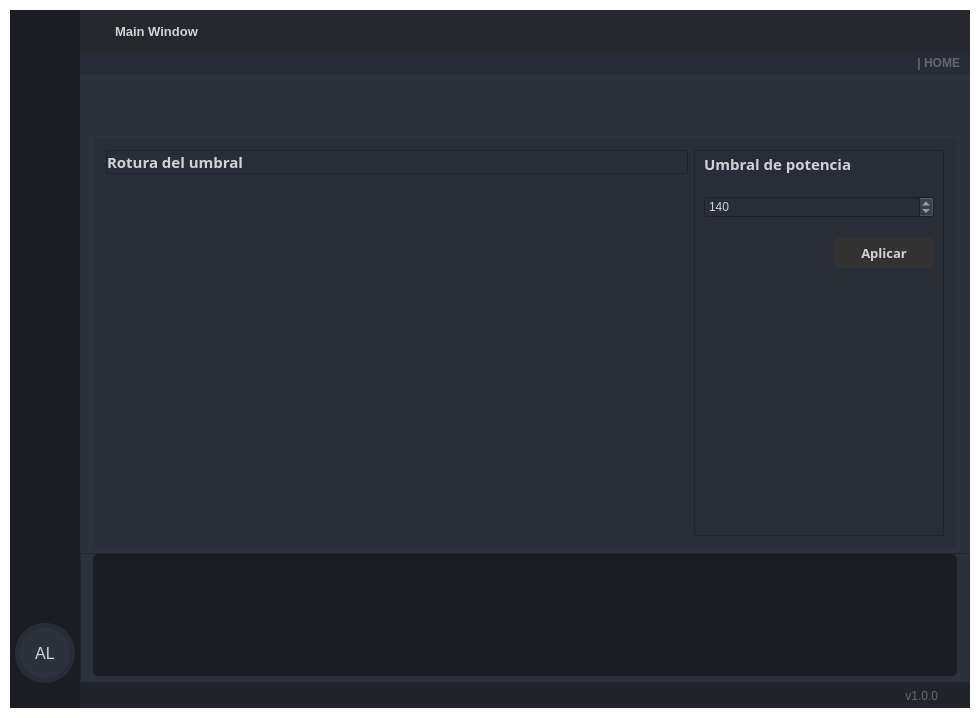
Old version of the form visuals/GUI_BASE.ui in the repository dariolggomez/HEATS-BOARD.
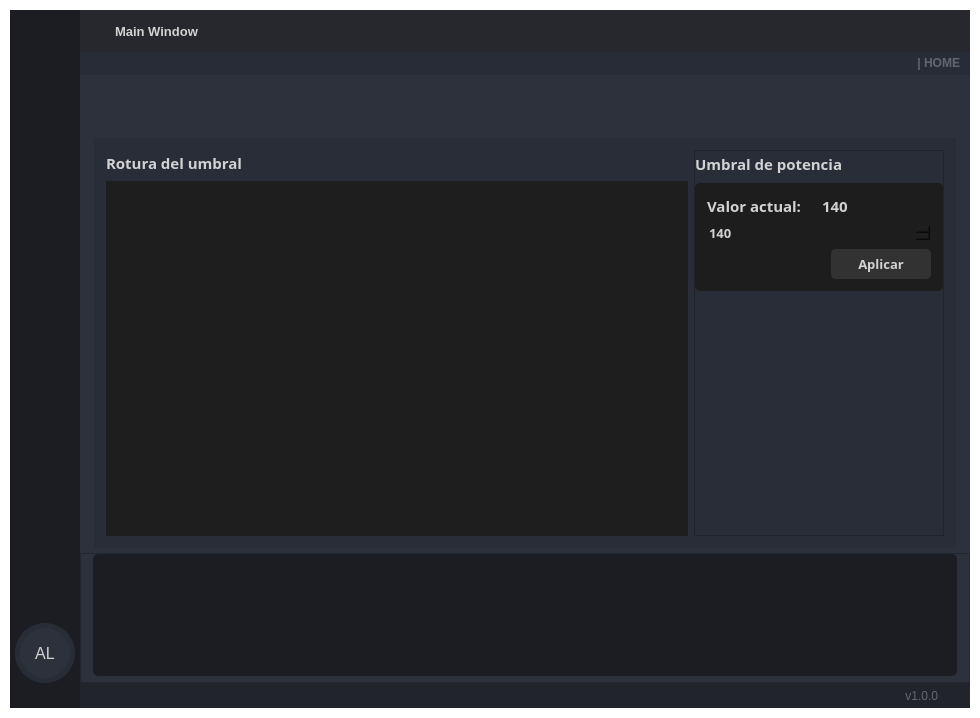
New version of the form. Icons and pictures are not drawn.

Commit message: updated threshold interface

The edit to the form file:
```diff
--- a/visuals/GUI_BASE.ui
+++ b/visuals/GUI_BASE.ui
@@ -3842,18 +3842,15 @@
                               <property name="bottomMargin">
                                <number>0</number>
                               </property>
-                              <item alignment="Qt::AlignTop">
+                              <item>
                                <widget class="QFrame" name="frame_threshold_table">
                                 <property name="frameShape">
-                                 <enum>QFrame::StyledPanel</enum>
+                                 <enum>QFrame::NoFrame</enum>
                                 </property>
                                 <property name="frameShadow">
                                  <enum>QFrame::Raised</enum>
                                 </property>
-                                <layout class="QVBoxLayout" name="threshold_table_layout">
-                                 <property name="spacing">
-                                  <number>20</number>
-                                 </property>
+                                <layout class="QVBoxLayout" name="verticalLayout_41">
                                  <property name="leftMargin">
                                   <number>0</number>
                                  </property>
@@ -3866,7 +3863,7 @@
                                  <property name="bottomMargin">
                                   <number>0</number>
                                  </property>
-                                 <item alignment="Qt::AlignTop">
+                                 <item>
                                   <widget class="QLabel" name="threshold_table_label">
                                    <property name="maximumSize">
                                     <size>
@@ -3887,6 +3884,367 @@
                                    </property>
                                   </widget>
                                  </item>
+                                 <item>
+                                  <widget class="QTableWidget" name="threshold_table">
+                                   <property name="enabled">
+                                    <bool>true</bool>
+                                   </property>
+                                   <property name="sizePolicy">
+                                    <sizepolicy hsizetype="Preferred" vsizetype="Preferred">
+                                     <horstretch>0</horstretch>
+                                     <verstretch>0</verstretch>
+                                    </sizepolicy>
+                                   </property>
+                                   <property name="maximumSize">
+                                    <size>
+                                     <width>99999</width>
+                                     <height>1000</height>
+                                    </size>
+                                   </property>
+                                   <property name="palette">
+                                    <palette>
+                                     <active>
+                                      <colorrole role="WindowText">
+                                       <brush brushstyle="SolidPattern">
+                                        <color alpha="255">
+                                         <red>210</red>
+                                         <green>210</green>
+                                         <blue>210</blue>
+                                        </color>
+                                       </brush>
+                                      </colorrole>
+                                      <colorrole role="Button">
+                                       <brush brushstyle="SolidPattern">
+                                        <color alpha="255">
+                                         <red>30</red>
+                                         <green>30</green>
+                                         <blue>30</blue>
+                                        </color>
+                                       </brush>
+                                      </colorrole>
+                                      <colorrole role="Text">
+                                       <brush brushstyle="SolidPattern">
+                                        <color alpha="255">
+                                         <red>210</red>
+                                         <green>210</green>
+                                         <blue>210</blue>
+                                        </color>
+                                       </brush>
+                                      </colorrole>
+                                      <colorrole role="ButtonText">
+                                       <brush brushstyle="SolidPattern">
+                                        <color alpha="255">
+                                         <red>210</red>
+                                         <green>210</green>
+                                         <blue>210</blue>
+                                        </color>
+                                       </brush>
+                                      </colorrole>
+                                      <colorrole role="Base">
+                                       <brush brushstyle="SolidPattern">
+                                        <color alpha="255">
+                                         <red>30</red>
+                                         <green>30</green>
+                                         <blue>30</blue>
+                                        </color>
+                                       </brush>
+                                      </colorrole>
+                                      <colorrole role="Window">
+                                       <brush brushstyle="SolidPattern">
+                                        <color alpha="255">
+                                         <red>30</red>
+                                         <green>30</green>
+                                         <blue>30</blue>
+                                        </color>
+                                       </brush>
+                                      </colorrole>
+                                      <colorrole role="PlaceholderText">
+                                       <brush brushstyle="NoBrush">
+                                        <color alpha="128">
+                                         <red>210</red>
+                                         <green>210</green>
+                                         <blue>210</blue>
+                                        </color>
+                                       </brush>
+                                      </colorrole>
+                                     </active>
+                                     <inactive>
+                                      <colorrole role="WindowText">
+                                       <brush brushstyle="SolidPattern">
+                                        <color alpha="255">
+                                         <red>210</red>
+                                         <green>210</green>
+                                         <blue>210</blue>
+                                        </color>
+                                       </brush>
+                                      </colorrole>
+                                      <colorrole role="Button">
+                                       <brush brushstyle="SolidPattern">
+                                        <color alpha="255">
+                                         <red>30</red>
+                                         <green>30</green>
+                                         <blue>30</blue>
+                                        </color>
+                                       </brush>
+                                      </colorrole>
+                                      <colorrole role="Text">
+                                       <brush brushstyle="SolidPattern">
+                                        <color alpha="255">
+                                         <red>210</red>
+                                         <green>210</green>
+                                         <blue>210</blue>
+                                        </color>
+                                       </brush>
+                                      </colorrole>
+                                      <colorrole role="ButtonText">
+                                       <brush brushstyle="SolidPattern">
+                                        <color alpha="255">
+                                         <red>210</red>
+                                         <green>210</green>
+                                         <blue>210</blue>
+                                        </color>
+                                       </brush>
+                                      </colorrole>
+                                      <colorrole role="Base">
+                                       <brush brushstyle="SolidPattern">
+                                        <color alpha="255">
+                                         <red>30</red>
+                                         <green>30</green>
+                                         <blue>30</blue>
+                                        </color>
+                                       </brush>
+                                      </colorrole>
+                                      <colorrole role="Window">
+                                       <brush brushstyle="SolidPattern">
+                                        <color alpha="255">
+                                         <red>30</red>
+                                         <green>30</green>
+                                         <blue>30</blue>
+                                        </color>
+                                       </brush>
+                                      </colorrole>
+                                      <colorrole role="PlaceholderText">
+                                       <brush brushstyle="NoBrush">
+                                        <color alpha="128">
+                                         <red>210</red>
+                                         <green>210</green>
+                                         <blue>210</blue>
+                                        </color>
+                                       </brush>
+                                      </colorrole>
+                                     </inactive>
+                                     <disabled>
+                                      <colorrole role="WindowText">
+                                       <brush brushstyle="SolidPattern">
+                                        <color alpha="255">
+                                         <red>210</red>
+                                         <green>210</green>
+                                         <blue>210</blue>
+                                        </color>
+                                       </brush>
+                                      </colorrole>
+                                      <colorrole role="Button">
+                                       <brush brushstyle="SolidPattern">
+                                        <color alpha="255">
+                                         <red>30</red>
+                                         <green>30</green>
+                                         <blue>30</blue>
+                                        </color>
+                                       </brush>
+                                      </colorrole>
+                                      <colorrole role="Text">
+                                       <brush brushstyle="SolidPattern">
+                                        <color alpha="255">
+                                         <red>210</red>
+                                         <green>210</green>
+                                         <blue>210</blue>
+                                        </color>
+                                       </brush>
+                                      </colorrole>
+                                      <colorrole role="ButtonText">
+                                       <brush brushstyle="SolidPattern">
+                                        <color alpha="255">
+                                         <red>210</red>
+                                         <green>210</green>
+                                         <blue>210</blue>
+                                        </color>
+                                       </brush>
+                                      </colorrole>
+                                      <colorrole role="Base">
+                                       <brush brushstyle="SolidPattern">
+                                        <color alpha="255">
+                                         <red>30</red>
+                                         <green>30</green>
+                                         <blue>30</blue>
+                                        </color>
+                                       </brush>
+                                      </colorrole>
+                                      <colorrole role="Window">
+                                       <brush brushstyle="SolidPattern">
+                                        <color alpha="255">
+                                         <red>30</red>
+                                         <green>30</green>
+                                         <blue>30</blue>
+                                        </color>
+                                       </brush>
+                                      </colorrole>
+                                      <colorrole role="PlaceholderText">
+                                       <brush brushstyle="NoBrush">
+                                        <color alpha="128">
+                                         <red>210</red>
+                                         <green>210</green>
+                                         <blue>210</blue>
+                                        </color>
+                                       </brush>
+                                      </colorrole>
+                                     </disabled>
+                                    </palette>
+                                   </property>
+                                   <property name="focusPolicy">
+                                    <enum>Qt::NoFocus</enum>
+                                   </property>
+                                   <property name="styleSheet">
+                                    <string notr="true">QTableWidget {	
+	background-color: rgb(30, 30, 30);
+	padding: 10px;
+	border-radius: 0px;
+	gridline-color: rgb(44, 49, 60);
+	/*border-bottom: 1px solid rgb(44, 49, 60);*/
+	border-top-left-radius: 0px;
+	border-top-right-radius: 0px;
+}
+QTableWidget::item{
+	border-color: rgb(44, 49, 60);
+	padding-left: 5px;
+	padding-right: 5px;
+	gridline-color: rgb(44, 49, 60);
+}
+QTableWidget::item:selected{
+	background-color: rgb(50, 50, 51);
+	color: rgb(219, 219, 219);
+}
+QScrollBar:horizontal {
+    border: none;
+    background: rgb(52, 59, 72);
+    height: 14px;
+    margin: 0px 21px 0 21px;
+	border-radius: 0px;
+}
+ QScrollBar:vertical {
+	border: none;
+    background: rgb(52, 59, 72);
+    width: 14px;
+    margin: 21px 0 21px 0;
+	border-radius: 0px;
+ }
+QHeaderView::section{
+	Background-color: rgb(39, 44, 54);
+	max-width: 30px;
+	border: 1px solid rgb(44, 49, 60);
+	border-style: none;
+    border-bottom: 1px solid rgb(44, 49, 60);
+    border-right: 1px solid rgb(44, 49, 60);
+}
+QTableWidget::horizontalHeader {	
+	background-color: rgb(81, 255, 0);
+}
+QHeaderView::section:horizontal
+{
+    border: 1px solid rgb(30,30,30);
+	background-color: rgb(0, 122, 204);
+	padding: 3px;
+	border-top-left-radius: 7px;
+    border-top-right-radius: 7px;
+}
+QHeaderView::section:vertical
+{
+    border: 1px solid rgb(0, 122, 204);
+}
+</string>
+                                   </property>
+                                   <property name="frameShape">
+                                    <enum>QFrame::NoFrame</enum>
+                                   </property>
+                                   <property name="verticalScrollBarPolicy">
+                                    <enum>Qt::ScrollBarAsNeeded</enum>
+                                   </property>
+                                   <property name="horizontalScrollBarPolicy">
+                                    <enum>Qt::ScrollBarAsNeeded</enum>
+                                   </property>
+                                   <property name="sizeAdjustPolicy">
+                                    <enum>QAbstractScrollArea::AdjustToContents</enum>
+                                   </property>
+                                   <property name="autoScroll">
+                                    <bool>true</bool>
+                                   </property>
+                                   <property name="autoScrollMargin">
+                                    <number>16</number>
+                                   </property>
+                                   <property name="editTriggers">
+                                    <set>QAbstractItemView::NoEditTriggers</set>
+                                   </property>
+                                   <property name="alternatingRowColors">
+                                    <bool>false</bool>
+                                   </property>
+                                   <property name="selectionMode">
+                                    <enum>QAbstractItemView::SingleSelection</enum>
+                                   </property>
+                                   <property name="selectionBehavior">
+                                    <enum>QAbstractItemView::SelectRows</enum>
+                                   </property>
+                                   <property name="verticalScrollMode">
+                                    <enum>QAbstractItemView::ScrollPerPixel</enum>
+                                   </property>
+                                   <property name="horizontalScrollMode">
+                                    <enum>QAbstractItemView::ScrollPerPixel</enum>
+                                   </property>
+                                   <property name="showGrid">
+                                    <bool>true</bool>
+                                   </property>
+                                   <property name="gridStyle">
+                                    <enum>Qt::SolidLine</enum>
+                                   </property>
+                                   <property name="sortingEnabled">
+                                    <bool>false</bool>
+                                   </property>
+                                   <property name="wordWrap">
+                                    <bool>true</bool>
+                                   </property>
+                                   <property name="rowCount">
+                                    <number>0</number>
+                                   </property>
+                                   <attribute name="horizontalHeaderVisible">
+                                    <bool>false</bool>
+                                   </attribute>
+                                   <attribute name="horizontalHeaderCascadingSectionResizes">
+                                    <bool>false</bool>
+                                   </attribute>
+                                   <attribute name="horizontalHeaderDefaultSectionSize">
+                                    <number>200</number>
+                                   </attribute>
+                                   <attribute name="horizontalHeaderStretchLastSection">
+                                    <bool>true</bool>
+                                   </attribute>
+                                   <attribute name="verticalHeaderVisible">
+                                    <bool>false</bool>
+                                   </attribute>
+                                   <attribute name="verticalHeaderCascadingSectionResizes">
+                                    <bool>false</bool>
+                                   </attribute>
+                                   <attribute name="verticalHeaderMinimumSectionSize">
+                                    <number>30</number>
+                                   </attribute>
+                                   <attribute name="verticalHeaderDefaultSectionSize">
+                                    <number>30</number>
+                                   </attribute>
+                                   <attribute name="verticalHeaderHighlightSections">
+                                    <bool>false</bool>
+                                   </attribute>
+                                   <attribute name="verticalHeaderStretchLastSection">
+                                    <bool>false</bool>
+                                   </attribute>
+                                  </widget>
+                                 </item>
                                 </layout>
                                </widget>
                               </item>
@@ -3910,13 +4268,22 @@
                                 <property name="frameShadow">
                                  <enum>QFrame::Raised</enum>
                                 </property>
-                                <layout class="QVBoxLayout" name="verticalLayout_40">
+                                <layout class="QVBoxLayout" name="verticalLayout_42">
                                  <property name="spacing">
-                                  <number>20</number>
+                                  <number>7</number>
+                                 </property>
+                                 <property name="leftMargin">
+                                  <number>0</number>
                                  </property>
                                  <property name="topMargin">
                                   <number>0</number>
                                  </property>
+                                 <property name="rightMargin">
+                                  <number>0</number>
+                                 </property>
+                                 <property name="bottomMargin">
+                                  <number>0</number>
+                                 </property>
                                  <item>
                                   <widget class="QLabel" name="threshold_label">
                                    <property name="maximumSize">
@@ -3938,46 +4305,145 @@
                                    </property>
                                   </widget>
                                  </item>
-                                 <item>
-                                  <widget class="QSpinBox" name="spinBox">
-                                   <property name="buttonSymbols">
-                                    <enum>QAbstractSpinBox::UpDownArrows</enum>
-                                   </property>
-                                   <property name="minimum">
-                                    <number>80</number>
-                                   </property>
-                                   <property name="maximum">
-                                    <number>160</number>
-                                   </property>
-                                   <property name="value">
-                                    <number>140</number>
-                                   </property>
-                                  </widget>
-                                 </item>
-                                 <item alignment="Qt::AlignRight|Qt::AlignTop">
-                                  <widget class="QPushButton" name="apply_threshold_btn">
-                                   <property name="minimumSize">
-                                    <size>
-                                     <width>100</width>
-                                     <height>30</height>
-                                    </size>
-                                   </property>
-                                   <property name="maximumSize">
-                                    <size>
-                                     <width>85</width>
-                                     <height>16777215</height>
-                                    </size>
-                                   </property>
-                                   <property name="font">
-                                    <font>
-                                     <family>Segoe UI Semibold</family>
-                                     <pointsize>10</pointsize>
-                                     <weight>75</weight>
-                                     <bold>true</bold>
-                                    </font>
-                                   </property>
+                                 <item alignment="Qt::AlignTop">
+                                  <widget class="QFrame" name="frame_threshold_cof_bg">
                                    <property name="styleSheet">
-                                    <string notr="true">QPushButton {
+                                    <string notr="true">background-color: rgb(29, 29, 29);
+border-radius: 5px;</string>
+                                   </property>
+                                   <property name="frameShape">
+                                    <enum>QFrame::StyledPanel</enum>
+                                   </property>
+                                   <property name="frameShadow">
+                                    <enum>QFrame::Raised</enum>
+                                   </property>
+                                   <layout class="QVBoxLayout" name="verticalLayout_40">
+                                    <property name="leftMargin">
+                                     <number>12</number>
+                                    </property>
+                                    <property name="topMargin">
+                                     <number>12</number>
+                                    </property>
+                                    <property name="rightMargin">
+                                     <number>12</number>
+                                    </property>
+                                    <property name="bottomMargin">
+                                     <number>12</number>
+                                    </property>
+                                    <item>
+                                     <widget class="QFrame" name="frame_threshold_value">
+                                      <property name="frameShape">
+                                       <enum>QFrame::StyledPanel</enum>
+                                      </property>
+                                      <property name="frameShadow">
+                                       <enum>QFrame::Raised</enum>
+                                      </property>
+                                      <layout class="QHBoxLayout" name="horizontalLayout_20">
+                                       <property name="leftMargin">
+                                        <number>0</number>
+                                       </property>
+                                       <property name="topMargin">
+                                        <number>0</number>
+                                       </property>
+                                       <property name="rightMargin">
+                                        <number>0</number>
+                                       </property>
+                                       <property name="bottomMargin">
+                                        <number>0</number>
+                                       </property>
+                                       <item>
+                                        <widget class="QLabel" name="label_threshold_ind">
+                                         <property name="maximumSize">
+                                          <size>
+                                           <width>16777215</width>
+                                           <height>30</height>
+                                          </size>
+                                         </property>
+                                         <property name="font">
+                                          <font>
+                                           <family>Segoe UI Semibold</family>
+                                           <pointsize>11</pointsize>
+                                           <weight>75</weight>
+                                           <bold>true</bold>
+                                          </font>
+                                         </property>
+                                         <property name="text">
+                                          <string>Valor actual:</string>
+                                         </property>
+                                        </widget>
+                                       </item>
+                                       <item>
+                                        <widget class="QLabel" name="threshold_actual_value">
+                                         <property name="maximumSize">
+                                          <size>
+                                           <width>16777215</width>
+                                           <height>30</height>
+                                          </size>
+                                         </property>
+                                         <property name="font">
+                                          <font>
+                                           <family>Segoe UI Semibold</family>
+                                           <pointsize>11</pointsize>
+                                           <weight>75</weight>
+                                           <bold>true</bold>
+                                          </font>
+                                         </property>
+                                         <property name="text">
+                                          <string>140</string>
+                                         </property>
+                                        </widget>
+                                       </item>
+                                      </layout>
+                                     </widget>
+                                    </item>
+                                    <item>
+                                     <widget class="QSpinBox" name="spinBox">
+                                      <property name="font">
+                                       <font>
+                                        <family>Segoe UI Semibold</family>
+                                        <pointsize>10</pointsize>
+                                        <weight>75</weight>
+                                        <bold>true</bold>
+                                       </font>
+                                      </property>
+                                      <property name="buttonSymbols">
+                                       <enum>QAbstractSpinBox::UpDownArrows</enum>
+                                      </property>
+                                      <property name="minimum">
+                                       <number>80</number>
+                                      </property>
+                                      <property name="maximum">
+                                       <number>160</number>
+                                      </property>
+                                      <property name="value">
+                                       <number>140</number>
+                                      </property>
+                                     </widget>
+                                    </item>
+                                    <item alignment="Qt::AlignRight">
+                                     <widget class="QPushButton" name="apply_threshold_btn">
+                                      <property name="minimumSize">
+                                       <size>
+                                        <width>100</width>
+                                        <height>30</height>
+                                       </size>
+                                      </property>
+                                      <property name="maximumSize">
+                                       <size>
+                                        <width>85</width>
+                                        <height>16777215</height>
+                                       </size>
+                                      </property>
+                                      <property name="font">
+                                       <font>
+                                        <family>Segoe UI Semibold</family>
+                                        <pointsize>10</pointsize>
+                                        <weight>75</weight>
+                                        <bold>true</bold>
+                                       </font>
+                                      </property>
+                                      <property name="styleSheet">
+                                       <string notr="true">QPushButton {
 	border: 2px solid rgb(50, 50, 51);
 	border-radius: 5px;	
 	background-color: rgb(50, 50, 51);
@@ -3990,10 +4456,13 @@
 	background-color: rgb(56, 56, 57);
 	border: 1px solid rgb(0, 122, 204);
 }</string>
-                                   </property>
-                                   <property name="text">
-                                    <string>Aplicar</string>
-                                   </property>
+                                      </property>
+                                      <property name="text">
+                                       <string>Aplicar</string>
+                                      </property>
+                                     </widget>
+                                    </item>
+                                   </layout>
                                   </widget>
                                  </item>
                                 </layout>
```
The commit also changes 1 other file.
